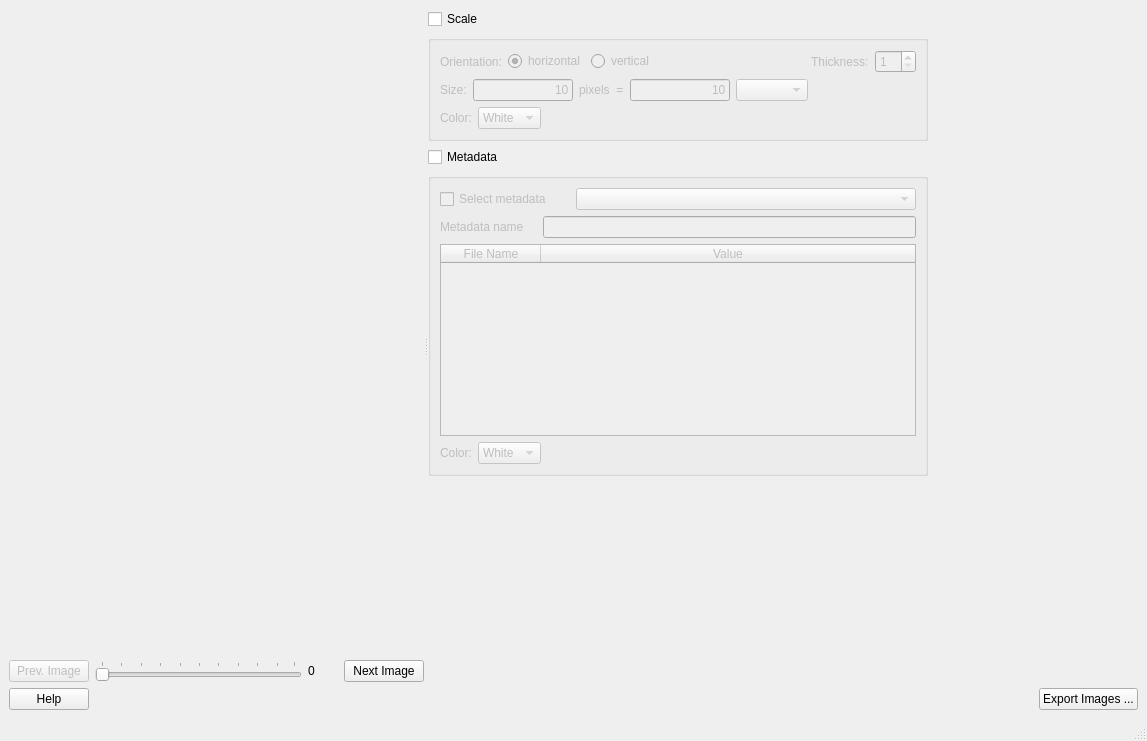
Before: the Qt Designer form ui/ui_metadata_overlapping_images.ui in neutronimaging/python_notebooks, drawn with Qt 5.
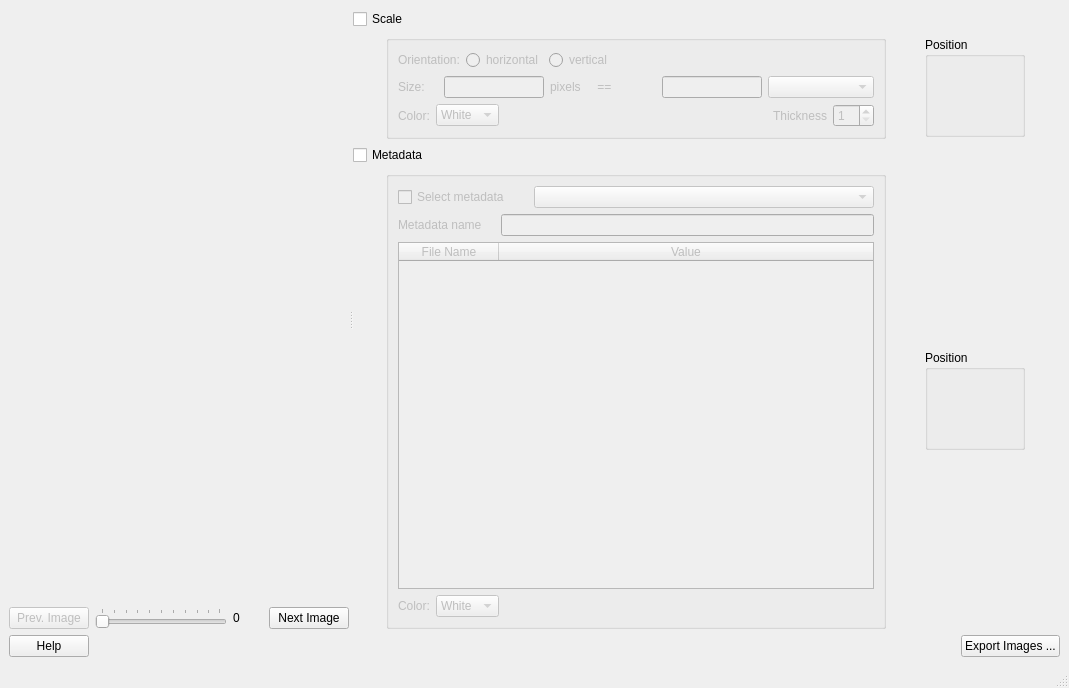
After: the same form once the commit is applied.

Commit message: Improving ui for scale and metadata display. User will now have the option to position the meta and scale using a mini version of the display

Patch:
```diff
--- a/ui/ui_metadata_overlapping_images.ui
+++ b/ui/ui_metadata_overlapping_images.ui
@@ -6,8 +6,8 @@
    <rect>
     <x>0</x>
     <y>0</y>
-    <width>1147</width>
-    <height>741</height>
+    <width>1069</width>
+    <height>688</height>
    </rect>
   </property>
   <property name="minimumSize">
@@ -106,7 +106,7 @@
         </item>
        </layout>
       </widget>
-      <widget class="QWidget" name="layoutWidget">
+      <widget class="QWidget" name="">
        <layout class="QVBoxLayout" name="verticalLayout_6">
         <item>
          <layout class="QVBoxLayout" name="verticalLayout_4">
@@ -124,6 +124,8 @@
            </widget>
           </item>
           <item>
+           <layout class="QHBoxLayout" name="horizontalLayout_11">
+            <item>
            <widget class="QGroupBox" name="scale_groupbox">
             <property name="enabled">
              <bool>false</bool>
@@ -158,9 +160,6 @@
                  <property name="text">
                   <string>horizontal</string>
                  </property>
-                 <property name="checked">
-                  <bool>true</bool>
-                 </property>
                 </widget>
                </item>
                <item>
@@ -183,26 +182,24 @@
                  </property>
                 </spacer>
                </item>
-               <item>
-                <widget class="QLabel" name="label">
-                 <property name="text">
-                  <string>Thickness:</string>
-                 </property>
-                </widget>
-               </item>
-               <item>
-                <widget class="QSpinBox" name="spinBox">
-                 <property name="minimum">
-                  <number>1</number>
-                 </property>
-                </widget>
-               </item>
               </layout>
              </item>
              <item>
               <layout class="QHBoxLayout" name="horizontalLayout_3">
                <item>
                 <widget class="QLabel" name="label_3">
+                   <property name="minimumSize">
+                    <size>
+                     <width>40</width>
+                     <height>0</height>
+                    </size>
+                   </property>
+                   <property name="maximumSize">
+                    <size>
+                     <width>40</width>
+                     <height>16777215</height>
+                    </size>
+                   </property>
                  <property name="text">
                   <string>Size:</string>
                  </property>
@@ -222,18 +219,12 @@
                    <height>16777215</height>
                   </size>
                  </property>
-                 <property name="text">
-                  <string>10</string>
-                 </property>
-                 <property name="alignment">
-                  <set>Qt::AlignRight|Qt::AlignTrailing|Qt::AlignVCenter</set>
-                 </property>
                 </widget>
                </item>
                <item>
                 <widget class="QLabel" name="label_4">
                  <property name="text">
-                  <string>pixels  =</string>
+                    <string>pixels     ==</string>
                  </property>
                 </widget>
                </item>
@@ -251,30 +242,11 @@
                    <height>16777215</height>
                   </size>
                  </property>
-                 <property name="text">
-                  <string>10</string>
-                 </property>
-                 <property name="alignment">
-                  <set>Qt::AlignRight|Qt::AlignTrailing|Qt::AlignVCenter</set>
-                 </property>
                 </widget>
                </item>
                <item>
                 <widget class="QComboBox" name="scale_units_combobox"/>
                </item>
-               <item>
-                <spacer name="horizontalSpacer_5">
-                 <property name="orientation">
-                  <enum>Qt::Horizontal</enum>
-                 </property>
-                 <property name="sizeHint" stdset="0">
-                  <size>
-                   <width>40</width>
-                   <height>20</height>
-                  </size>
-                 </property>
-                </spacer>
-               </item>
               </layout>
              </item>
              <item>
@@ -328,15 +300,56 @@
                  </property>
                 </spacer>
                </item>
+                 <item>
+                  <widget class="QLabel" name="label">
+                   <property name="text">
+                    <string>Thickness</string>
+                   </property>
+                  </widget>
+                 </item>
+                 <item>
+                  <widget class="QSpinBox" name="spinBox">
+                   <property name="minimum">
+                    <number>1</number>
+                   </property>
+                   <property name="maximum">
+                    <number>50</number>
+                   </property>
+                  </widget>
+                 </item>
               </layout>
              </item>
             </layout>
            </widget>
           </item>
-         </layout>
-        </item>
-        <item>
-         <layout class="QVBoxLayout" name="verticalLayout_5">
+            <item>
+             <widget class="QGroupBox" name="groupBox">
+              <property name="minimumSize">
+               <size>
+                <width>100</width>
+                <height>100</height>
+               </size>
+              </property>
+              <property name="maximumSize">
+               <size>
+                <width>100</width>
+                <height>100</height>
+               </size>
+              </property>
+              <property name="title">
+               <string>Position</string>
+              </property>
+              <layout class="QHBoxLayout" name="horizontalLayout_10">
+               <item>
+                <widget class="QWidget" name="scale_position_widget" native="true"/>
+               </item>
+              </layout>
+             </widget>
+            </item>
+           </layout>
+          </item>
+         </layout>
+        </item>
           <item>
            <widget class="QCheckBox" name="metadata_checkbox">
             <property name="maximumSize">
@@ -351,6 +364,8 @@
            </widget>
           </item>
           <item>
+         <layout class="QHBoxLayout" name="horizontalLayout_13">
+          <item>
            <widget class="QGroupBox" name="metadata_groupbox">
             <property name="enabled">
              <bool>false</bool>
@@ -511,20 +526,31 @@
             </layout>
            </widget>
           </item>
-         </layout>
-        </item>
         <item>
-         <spacer name="verticalSpacer">
-          <property name="orientation">
-           <enum>Qt::Vertical</enum>
-          </property>
-          <property name="sizeHint" stdset="0">
+           <widget class="QGroupBox" name="groupBox_2">
+            <property name="minimumSize">
+             <size>
+              <width>100</width>
+              <height>100</height>
+             </size>
+            </property>
+            <property name="maximumSize">
            <size>
-            <width>20</width>
-            <height>40</height>
-           </size>
-          </property>
-         </spacer>
+              <width>100</width>
+              <height>100</height>
+             </size>
+            </property>
+            <property name="title">
+             <string>Position</string>
+            </property>
+            <layout class="QVBoxLayout" name="verticalLayout_8">
+             <item>
+              <widget class="QWidget" name="metadata_position_widget" native="true"/>
+             </item>
+            </layout>
+           </widget>
+          </item>
+         </layout>
         </item>
        </layout>
       </widget>
```
Left out of the diff: 2 changed lines with no effect on the pictures. Lines whose indentation alone changed are shown as unchanged. The commit also changes 3 other files.
